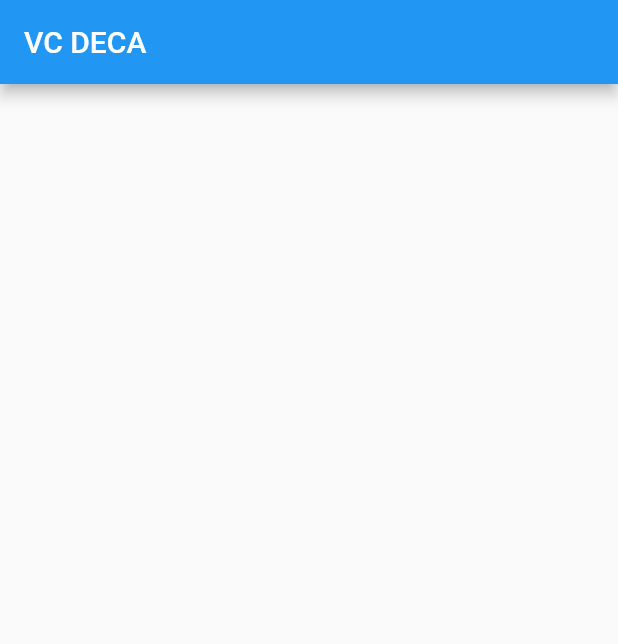
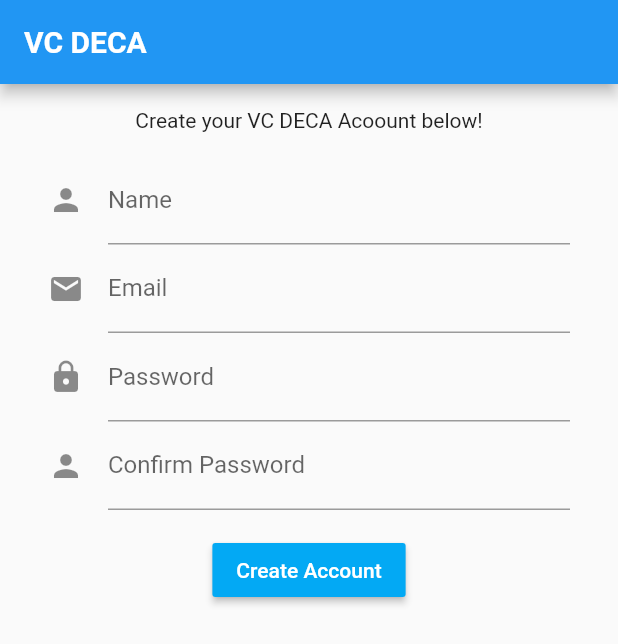
Before and after one commit to keyeMyria/VC-DECA-flutter, a Flutter app: the screen it shows after launch, on a phone screen of 412 x 824 dp. Shown: the top 644 px of the screen. Run offline on Flutter 3.47's test engine with Material 2 defaults, Android fonts, the phone set to English and light mode, and no system bars; our stand-ins replace firebase_auth; accounts and stored records are empty.

Commit message:
Added FirebaseAuth
Added Firebase Authentication for creating a user account

```diff
--- a/lib/main.dart
+++ b/lib/main.dart
@@ -1,25 +1,9 @@
 import 'package:flutter/material.dart';
+import 'package:vc_deca/register_page.dart';
 
 void main() {
   runApp(new MaterialApp(
-    home: new MyApp(),
+    home: RegisterPage(),
+    debugShowCheckedModeBanner: false,
   ));
 }
-
-class MyApp extends StatefulWidget {
-  @override
-  _State createState() => new _State();
-
-}
-
-class _State extends State<MyApp> {
-
-  @override
-  Widget build(BuildContext context) {
-    return new Scaffold(
-      appBar: AppBar(
-        title: Text("VC DECA"),
-      ),
-    );
-  }
-}
--- /dev/null
+++ b/lib/register_page.dart
@@ -0,0 +1,126 @@
+import 'package:flutter/material.dart';
+import 'package:firebase_auth/firebase_auth.dart';
+
+class RegisterPage extends StatefulWidget {
+  @override
+  _RegisterPageState createState() => _RegisterPageState();
+}
+
+class _RegisterPageState extends State<RegisterPage> {
+
+  String _name;
+  String _email;
+  String _password;
+  String _confirm;
+
+  void register() async {
+    if (_confirm == _password || _name != "" || _email != "") {
+      try {
+        FirebaseUser user = await FirebaseAuth.instance
+            .createUserWithEmailAndPassword(email: _email, password: _password);
+        print("Signed in! ${user.uid}");
+      }
+      catch (error) {
+        print("Error: $error");
+      }
+    }
+    else {
+      print("Missing info");
+    }
+  }
+
+  void nameField(input) {
+    _name = input;
+  }
+
+  void emailField(input) {
+    _email = input;
+  }
+
+  void passwordField(input) {
+    _password = input;
+  }
+
+  void confirmField(input) {
+    _confirm = input;
+  }
+
+  @override
+  Widget build(BuildContext context) {
+    return Scaffold(
+      appBar: AppBar(
+        title: Text(
+          "VC DECA",
+          style: TextStyle(
+            fontWeight: FontWeight.bold
+          ),
+        ),
+      ),
+      body: new Container(
+        padding: EdgeInsets.fromLTRB(32.0, 16.0, 32.0, 32.0),
+        child: new Center(
+          child: new Column(
+            children: <Widget>[
+              new Text("Create your VC DECA Acoount below!"),
+              new Padding(padding: EdgeInsets.all(8.0)),
+              new TextField(
+                decoration: InputDecoration(
+                  icon: new Icon(Icons.person),
+                  labelText: "Name",
+                  hintText: "Enter your name"
+                ),
+                autocorrect: true,
+                keyboardType: TextInputType.text,
+                textCapitalization: TextCapitalization.words,
+                onChanged: nameField,
+              ),
+              new TextField(
+                decoration: InputDecoration(
+                    icon: new Icon(Icons.email),
+                    labelText: "Email",
+                    hintText: "Enter your email"
+                ),
+                autocorrect: true,
+                keyboardType: TextInputType.emailAddress,
+                textCapitalization: TextCapitalization.none,
+                onChanged: emailField,
+              ),
+              new TextField(
+                decoration: InputDecoration(
+                    icon: new Icon(Icons.lock),
+                    labelText: "Password",
+                    hintText: "Enter a password"
+                ),
+                autocorrect: true,
+                keyboardType: TextInputType.text,
+                textCapitalization: TextCapitalization.none,
+                obscureText: true,
+                onChanged: passwordField,
+              ),
+              new TextField(
+                decoration: InputDecoration(
+                    icon: new Icon(Icons.person),
+                    labelText: "Confirm Password",
+                    hintText: "Confirm your password"
+                ),
+                autocorrect: true,
+                keyboardType: TextInputType.text,
+                textCapitalization: TextCapitalization.none,
+                obscureText: true,
+                onChanged: confirmField,
+              ),
+              new Padding(padding: EdgeInsets.all(8.0)),
+              new RaisedButton(
+                child: new Text("Create Account"),
+                onPressed: register,
+                color: Colors.lightBlue,
+                textColor: Colors.white,
+                highlightColor: Colors.lightBlueAccent,
+              )
+            ],
+          ),
+        ),
+      ),
+    );
+  }
+}
--- a/pubspec.yaml
+++ b/pubspec.yaml
@@ -15,6 +15,7 @@
 dependencies:
   flutter:
     sdk: flutter
+  firebase_auth: ^0.5.20
 
   # The following adds the Cupertino Icons font to your application.
   # Use with the CupertinoIcons class for iOS style icons.
```
Also changed, not shown: pubspec.lock, 15 other files.
